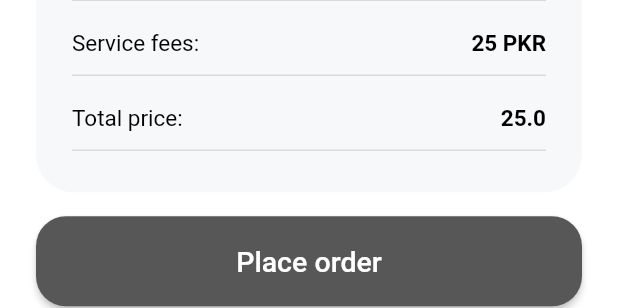
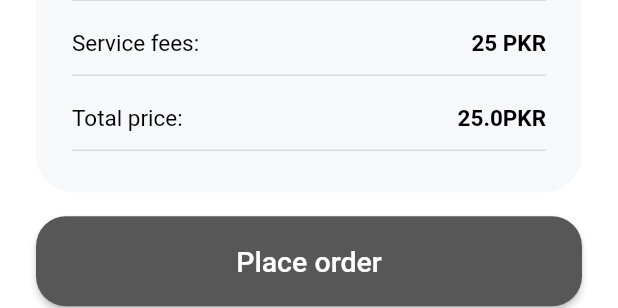
Before and after one commit to rashidwassan/food-delivery-app, a Flutter app: the CheckoutScreen widget shown alone on an empty page, opened directly, scrolled down 175 dp, on a phone screen of 412 x 824 dp. Shown: the part 858-1166 px from the top of the screen. Run offline on Flutter 3.47's test engine with Material 2 defaults, Android fonts, the phone set to English and light mode, and no system bars; our stand-ins replace chewie, cloud_firestore, firebase_auth, firebase_core, flutter_svg, velocity_x and 1 more; missing offline and left inert: get_secure_storage; accounts and stored records are empty; network calls fail.

Commit message:
minor fixes

```diff
--- a/lib/pages/checkout.dart
+++ b/lib/pages/checkout.dart
@@ -108,7 +108,7 @@ class CheckoutScreen extends StatelessWidget {
             _divider,
             _buildPriceRow(
                 title: Strings.totalPrice,
-                price: (cart.discountPrice + 25).toString()),
+                price: (cart.discountPrice + 25).toString() + 'PKR'),
             _divider
           ],
         ).p(24),
```
